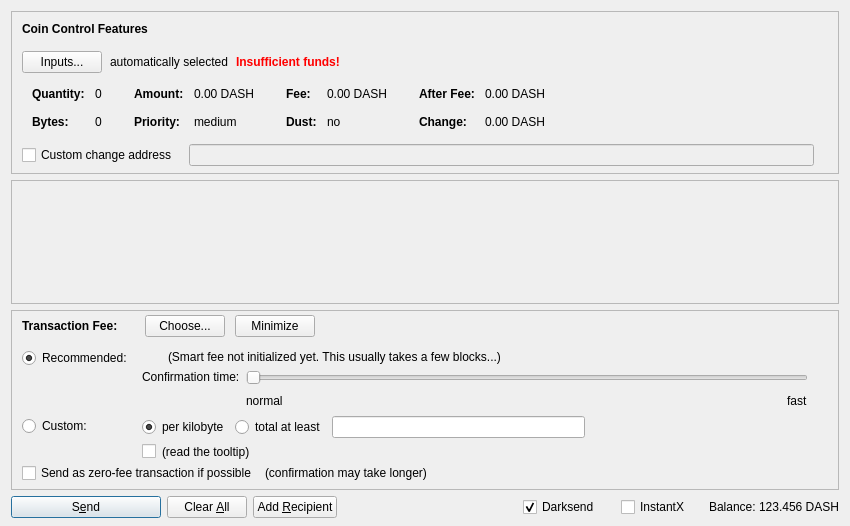
Old version of the form src/qt/forms/sendcoinsdialog.ui in the repository adm2018/curium.
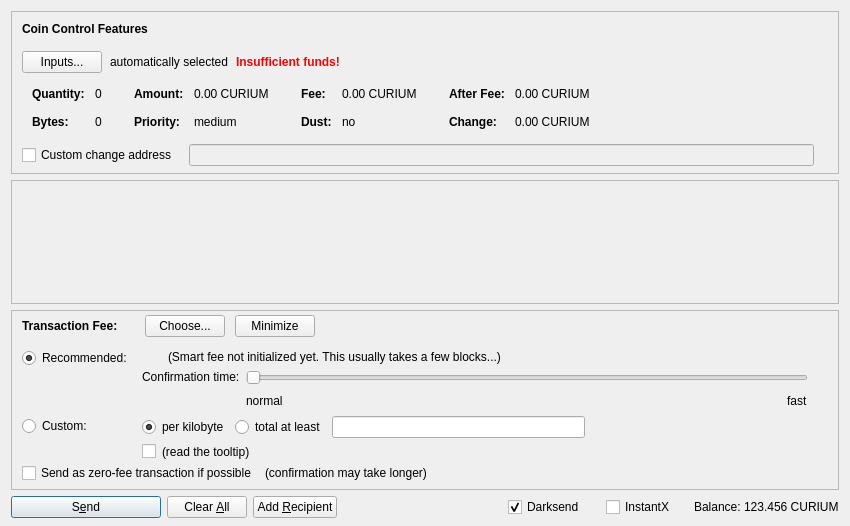
New version of the form. Icons and pictures are not drawn. Custom widgets are drawn as their Qt base class.

What changed in the file:
```diff
--- a/src/qt/forms/sendcoinsdialog.ui
+++ b/src/qt/forms/sendcoinsdialog.ui
@@ -324,7 +324,7 @@
                   <enum>Qt::ActionsContextMenu</enum>
                  </property>
                  <property name="text">
-                  <string notr="true">0.00 DASH</string>
+                  <string notr="true">0.00 CURIUM</string>
                  </property>
                  <property name="textInteractionFlags">
                   <set>Qt::LinksAccessibleByMouse|Qt::TextSelectableByKeyboard|Qt::TextSelectableByMouse</set>
@@ -404,7 +404,7 @@
                   <enum>Qt::ActionsContextMenu</enum>
                  </property>
                  <property name="text">
-                  <string notr="true">0.00 DASH</string>
+                  <string notr="true">0.00 CURIUM</string>
                  </property>
                  <property name="textInteractionFlags">
                   <set>Qt::LinksAccessibleByMouse|Qt::TextSelectableByKeyboard|Qt::TextSelectableByMouse</set>
@@ -484,7 +484,7 @@
                   <enum>Qt::ActionsContextMenu</enum>
                  </property>
                  <property name="text">
-                  <string notr="true">0.00 DASH</string>
+                  <string notr="true">0.00 CURIUM</string>
                  </property>
                  <property name="textInteractionFlags">
                   <set>Qt::LinksAccessibleByMouse|Qt::TextSelectableByKeyboard|Qt::TextSelectableByMouse</set>
@@ -513,7 +513,7 @@
                   <enum>Qt::ActionsContextMenu</enum>
                  </property>
                  <property name="text">
-                  <string notr="true">0.00 DASH</string>
+                  <string notr="true">0.00 CURIUM</string>
                  </property>
                  <property name="textInteractionFlags">
                   <set>Qt::LinksAccessibleByMouse|Qt::TextSelectableByKeyboard|Qt::TextSelectableByMouse</set>
@@ -1378,7 +1378,7 @@
           <cursorShape>IBeamCursor</cursorShape>
          </property>
          <property name="text">
-          <string notr="true">123.456 DASH</string>
+          <string notr="true">123.456 CURIUM</string>
          </property>
          <property name="textInteractionFlags">
           <set>Qt::LinksAccessibleByMouse|Qt::TextSelectableByKeyboard|Qt::TextSelectableByMouse</set>
```
Left out of the diff: 16 changed lines with no effect on the pictures.
